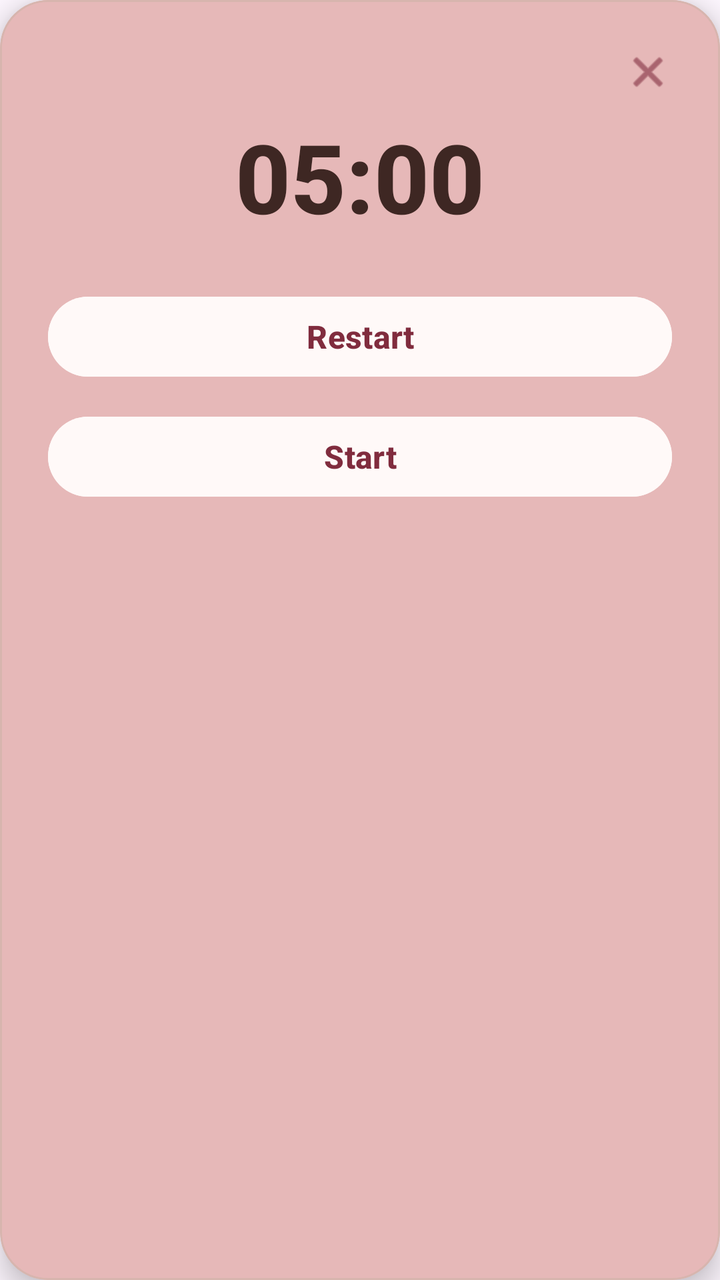
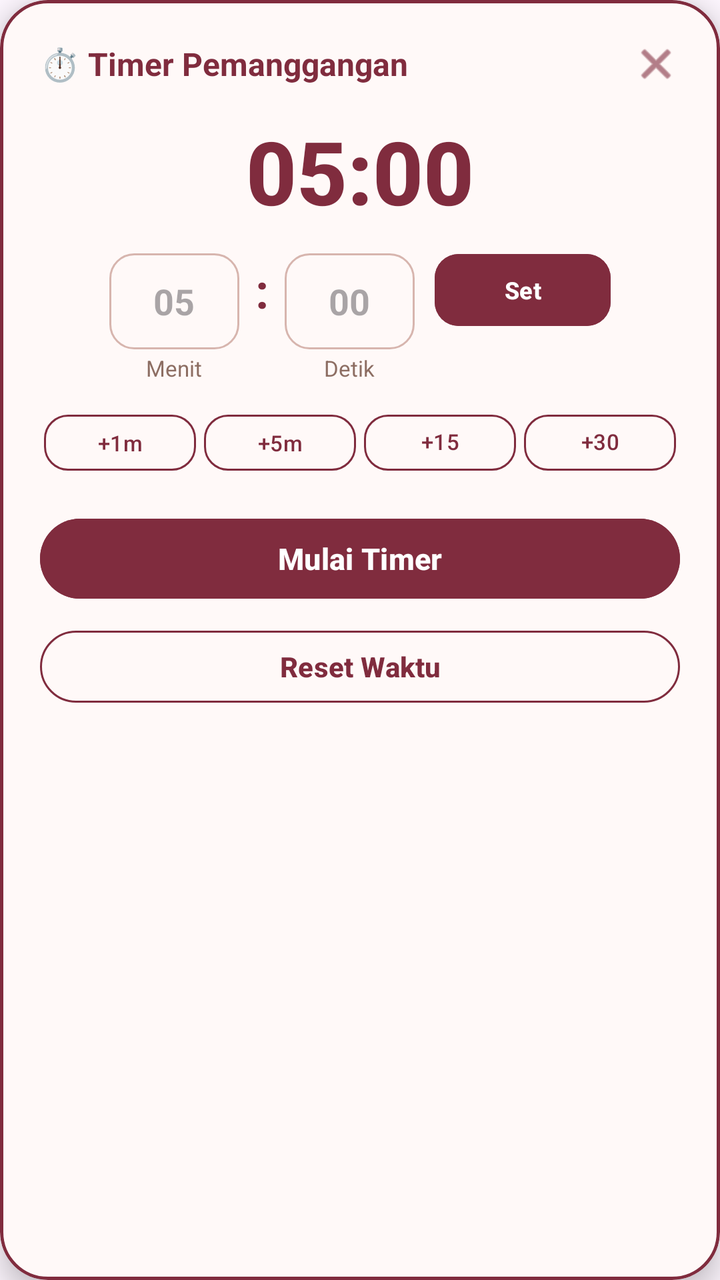

The first picture is an Android layout as it rendered before a commit; the second is the same layout after the commit. The layout source and the unified diff follow.
<!-- AndroidManifest.xml: application theme Theme.Bakerys -->
<!-- res/layout/dialog_timer.xml -->
<?xml version="1.0" encoding="utf-8"?>
<com.google.android.material.card.MaterialCardView
    xmlns:android="http://schemas.android.com/apk/res/android"
    xmlns:app="http://schemas.android.com/apk/res-auto"
    android:layout_width="match_parent"
    android:layout_height="wrap_content"
    android:layout_marginHorizontal="24dp"
    app:cardBackgroundColor="#E6B8B8"
    app:cardCornerRadius="24dp"
    app:cardElevation="8dp"
    app:strokeColor="#D7B5AE"
    app:strokeWidth="1dp">

    <LinearLayout
        android:layout_width="match_parent"
        android:layout_height="wrap_content"
        android:orientation="vertical"
        android:padding="24dp">

        
        <ImageView
            android:id="@+id/btnCloseTimer"
            android:layout_width="24dp"
            android:layout_height="24dp"
            android:layout_gravity="end"
            android:src="@android:drawable/ic_menu_close_clear_cancel"
            app:tint="#802C3E"
            android:contentDescription="Tutup" />

        
        <TextView
            android:id="@+id/tvTimerCountdown"
            android:layout_width="wrap_content"
            android:layout_height="wrap_content"
            android:layout_gravity="center_horizontal"
            android:layout_marginTop="8dp"
            android:layout_marginBottom="24dp"
            android:text="05:00"
            android:textColor="#3E2723"
            android:textSize="48sp"
            android:textStyle="bold"
            android:fontFamily="sans-serif-medium" />

        
        <com.google.android.material.button.MaterialButton
            android:id="@+id/btnRestartTimer"
            android:layout_width="match_parent"
            android:layout_height="48dp"
            android:layout_marginBottom="12dp"
            android:backgroundTint="#FFF9F8"
            android:text="Restart"
            android:textAllCaps="false"
            android:textColor="#802C3E"
            android:textSize="16sp"
            android:textStyle="bold"
            app:cornerRadius="24dp"
            app:elevation="0dp" />

        
        <com.google.android.material.button.MaterialButton
            android:id="@+id/btnStartTimer"
            android:layout_width="match_parent"
            android:layout_height="48dp"
            android:backgroundTint="#FFF9F8"
            android:text="Start"
            android:textAllCaps="false"
            android:textColor="#802C3E"
            android:textSize="16sp"
            android:textStyle="bold"
            app:cornerRadius="24dp"
            app:elevation="0dp" />

    </LinearLayout>
</com.google.android.material.card.MaterialCardView>
<!-- resources referenced by this layout -->
<resources>
  <style name="Theme.Bakerys" parent="Base.Theme.Bakerys" />
  <style name="Base.Theme.Bakerys" parent="Theme.Material3.DayNight.NoActionBar">
          
          
  
          
          <item name="android:statusBarColor">@android:color/transparent</item>
          <item name="android:navigationBarColor">@android:color/transparent</item>
          <item name="android:windowLightStatusBar">true</item>
      </style>
</resources>

<!-- the commit's change to res/layout/dialog_timer.xml (unified diff, before → after) -->
@@ -4,71 +4,247 @@
     xmlns:app="http://schemas.android.com/apk/res-auto"
     android:layout_width="match_parent"
     android:layout_height="wrap_content"
-    android:layout_marginHorizontal="24dp"
-    app:cardBackgroundColor="#E6B8B8"
+    android:layout_marginHorizontal="20dp"
+    app:cardBackgroundColor="#FFF9F8"
     app:cardCornerRadius="24dp"
     app:cardElevation="8dp"
-    app:strokeColor="#D7B5AE"
-    app:strokeWidth="1dp">
+    app:strokeColor="#802C3E"
+    app:strokeWidth="1.5dp">
 
     <LinearLayout
         android:layout_width="match_parent"
         android:layout_height="wrap_content"
         android:orientation="vertical"
-        android:padding="24dp">
-
-        
-        <ImageView
-            android:id="@+id/btnCloseTimer"
-            android:layout_width="24dp"
-            android:layout_height="24dp"
-            android:layout_gravity="end"
-            android:src="@android:drawable/ic_menu_close_clear_cancel"
-            app:tint="#802C3E"
-            android:contentDescription="Tutup" />
+        android:padding="20dp"
+        android:gravity="center_horizontal">
+
+        
+        <RelativeLayout
+            android:layout_width="match_parent"
+            android:layout_height="wrap_content"
+            android:layout_marginBottom="8dp">
+
+            <TextView
+                android:layout_width="wrap_content"
+                android:layout_height="wrap_content"
+                android:layout_alignParentStart="true"
+                android:layout_centerVertical="true"
+                android:text="⏱️ Timer Pemanggangan"
+                android:textColor="#802C3E"
+                android:textSize="16sp"
+                android:textStyle="bold" />
+
+            <ImageView
+                android:id="@+id/btnCloseTimer"
+                android:layout_width="24dp"
+                android:layout_height="24dp"
+                android:layout_alignParentEnd="true"
+                android:layout_centerVertical="true"
+                android:clickable="true"
+                android:focusable="true"
+                android:src="@android:drawable/ic_menu_close_clear_cancel"
+                app:tint="#802C3E"
+                android:contentDescription="Tutup" />
+        </RelativeLayout>
 
         
         <TextView
             android:id="@+id/tvTimerCountdown"
             android:layout_width="wrap_content"
             android:layout_height="wrap_content"
-            android:layout_gravity="center_horizontal"
-            android:layout_marginTop="8dp"
-            android:layout_marginBottom="24dp"
+            android:layout_marginTop="4dp"
+            android:layout_marginBottom="12dp"
             android:text="05:00"
-            android:textColor="#3E2723"
-            android:textSize="48sp"
+            android:textColor="#802C3E"
+            android:textSize="44sp"
             android:textStyle="bold"
             android:fontFamily="sans-serif-medium" />
 
         
+        <LinearLayout
+            android:id="@+id/layoutTimerInput"
+            android:layout_width="wrap_content"
+            android:layout_height="wrap_content"
+            android:gravity="center"
+            android:orientation="horizontal"
+            android:layout_marginBottom="12dp">
+
+            
+            <LinearLayout
+                android:layout_width="wrap_content"
+                android:layout_height="wrap_content"
+                android:gravity="center"
+                android:orientation="vertical">
+
+                <EditText
+                    android:id="@+id/etTimerMinutes"
+                    android:layout_width="65dp"
+                    android:layout_height="48dp"
+                    android:background="@drawable/bg_input_field"
+                    android:gravity="center"
+                    android:hint="05"
+                    android:inputType="number"
+                    android:maxLength="3"
+                    android:textColor="#802C3E"
+                    android:textSize="18sp"
+                    android:textStyle="bold" />
+
+                <TextView
+                    android:layout_width="wrap_content"
+                    android:layout_height="wrap_content"
+                    android:layout_marginTop="2dp"
+                    android:text="Menit"
+                    android:textColor="#8D6E63"
+                    android:textSize="11sp" />
+            </LinearLayout>
+
+            <TextView
+                android:layout_width="wrap_content"
+                android:layout_height="wrap_content"
+                android:layout_marginHorizontal="8dp"
+                android:layout_marginBottom="14dp"
+                android:text=":"
+                android:textColor="#802C3E"
+                android:textSize="24sp"
+                android:textStyle="bold" />
+
+            
+            <LinearLayout
+                android:layout_width="wrap_content"
+                android:layout_height="wrap_content"
+                android:gravity="center"
+                android:orientation="vertical">
+
+                <EditText
+                    android:id="@+id/etTimerSeconds"
+                    android:layout_width="65dp"
+                    android:layout_height="48dp"
+                    android:background="@drawable/bg_input_field"
+                    android:gravity="center"
+                    android:hint="00"
+                    android:inputType="number"
+                    android:maxLength="2"
+                    android:textColor="#802C3E"
+                    android:textSize="18sp"
+                    android:textStyle="bold" />
+
+                <TextView
+                    android:layout_width="wrap_content"
+                    android:layout_height="wrap_content"
+                    android:layout_marginTop="2dp"
+                    android:text="Detik"
+                    android:textColor="#8D6E63"
+                    android:textSize="11sp" />
+            </LinearLayout>
+
+            
+            <com.google.android.material.button.MaterialButton
+                android:id="@+id/btnSetTimerCustom"
+                android:layout_width="wrap_content"
+                android:layout_height="44dp"
+                android:layout_marginStart="10dp"
+                android:layout_marginBottom="14dp"
+                android:backgroundTint="#802C3E"
+                android:text="Set"
+                android:textAllCaps="false"
+                android:textColor="#FFFFFF"
+                android:textSize="12sp"
+                android:textStyle="bold"
+                app:cornerRadius="12dp" />
+        </LinearLayout>
+
+        
+        <LinearLayout
+            android:layout_width="match_parent"
+            android:layout_height="wrap_content"
+            android:gravity="center"
+            android:orientation="horizontal"
+            android:layout_marginBottom="16dp">
+
+            <com.google.android.material.button.MaterialButton
+                android:id="@+id/btnPreset1m"
+                style="@style/Widget.Material3.Button.OutlinedButton"
+                android:layout_width="0dp"
+                android:layout_height="36dp"
+                android:layout_weight="1"
+                android:layout_marginHorizontal="2dp"
+                android:text="+1m"
+                android:textAllCaps="false"
+                android:textColor="#802C3E"
+                android:textSize="11sp"
+                app:strokeColor="#802C3E"
+                app:cornerRadius="12dp" />
+
+            <com.google.android.material.button.MaterialButton
+                android:id="@+id/btnPreset5m"
+                style="@style/Widget.Material3.Button.OutlinedButton"
+                android:layout_width="0dp"
+                android:layout_height="36dp"
+                android:layout_weight="1"
+                android:layout_marginHorizontal="2dp"
+                android:text="+5m"
+                android:textAllCaps="false"
+                android:textColor="#802C3E"
+                android:textSize="11sp"
+                app:strokeColor="#802C3E"
+                app:cornerRadius="12dp" />
+
+            <com.google.android.material.button.MaterialButton
+                android:id="@+id/btnPreset15m"
+                style="@style/Widget.Material3.Button.OutlinedButton"
+                android:layout_width="0dp"
+                android:layout_height="36dp"
+                android:layout_weight="1"
+                android:layout_marginHorizontal="2dp"
+                android:text="+15m"
+                android:textAllCaps="false"
+                android:textColor="#802C3E"
+                android:textSize="11sp"
+                app:strokeColor="#802C3E"
+                app:cornerRadius="12dp" />
+
+            <com.google.android.material.button.MaterialButton
+                android:id="@+id/btnPreset30m"
+                style="@style/Widget.Material3.Button.OutlinedButton"
+                android:layout_width="0dp"
+                android:layout_height="36dp"
+                android:layout_weight="1"
+                android:layout_marginHorizontal="2dp"
+                android:text="+30m"
+                android:textAllCaps="false"
+                android:textColor="#802C3E"
+                android:textSize="11sp"
+                app:strokeColor="#802C3E"
+                app:cornerRadius="12dp" />
+        </LinearLayout>
+
+        
+        <com.google.android.material.button.MaterialButton
+            android:id="@+id/btnStartTimer"
+            android:layout_width="match_parent"
+            android:layout_height="48dp"
+            android:layout_marginBottom="8dp"
+            android:backgroundTint="#802C3E"
+            android:text="Mulai Timer"
+            android:textAllCaps="false"
+            android:textColor="#FFFFFF"
+            android:textSize="15sp"
+            android:textStyle="bold"
+            app:cornerRadius="24dp" />
+
+        
         <com.google.android.material.button.MaterialButton
             android:id="@+id/btnRestartTimer"
-            android:layout_width="match_parent"
-            android:layout_height="48dp"
-            android:layout_marginBottom="12dp"
-            android:backgroundTint="#FFF9F8"
-            android:text="Restart"
+            style="@style/Widget.Material3.Button.OutlinedButton"
+            android:layout_width="match_parent"
+            android:layout_height="44dp"
+            android:text="Reset Waktu"
             android:textAllCaps="false"
             android:textColor="#802C3E"
-            android:textSize="16sp"
+            android:textSize="14sp"
             android:textStyle="bold"
-            app:cornerRadius="24dp"
-            app:elevation="0dp" />
-
-        
-        <com.google.android.material.button.MaterialButton
-            android:id="@+id/btnStartTimer"
-            android:layout_width="match_parent"
-            android:layout_height="48dp"
-            android:backgroundTint="#FFF9F8"
-            android:text="Start"
-            android:textAllCaps="false"
-            android:textColor="#802C3E"
-            android:textSize="16sp"
-            android:textStyle="bold"
-            app:cornerRadius="24dp"
-            app:elevation="0dp" />
+            app:strokeColor="#802C3E"
+            app:cornerRadius="24dp" />
 
     </LinearLayout>
 </com.google.android.material.card.MaterialCardView>
<!-- resource entries referenced after the edit -->
@@ -1,5 +1,15 @@
 <!-- resources referenced by this layout -->
 <resources>
+  <!-- drawable bg_input_field (drawable) -->
+  <?xml version="1.0" encoding="utf-8"?>
+  <shape xmlns:android="http://schemas.android.com/apk/res/android"
+      android:shape="rectangle">
+      <solid android:color="#FFF9F8" />
+      <corners android:radius="12dp" />
+      <stroke
+          android:width="1dp"
+          android:color="#D7B5AE" />
+  </shape>
   <style name="Theme.Bakerys" parent="Base.Theme.Bakerys" />
   <style name="Base.Theme.Bakerys" parent="Theme.Material3.DayNight.NoActionBar">
           
